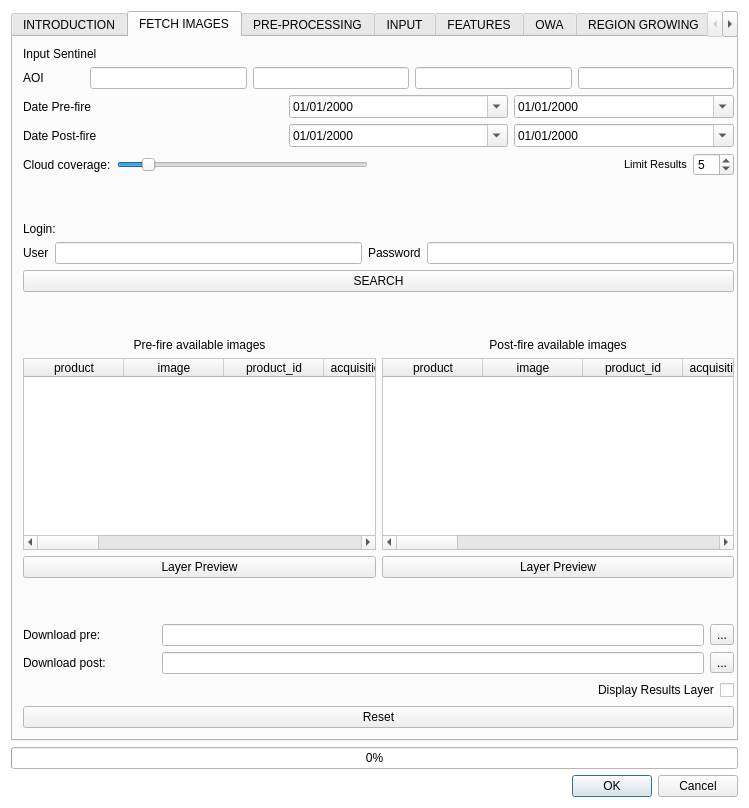
Qt form BAD_dialog_base.ui (silviamacchi/bad_COPIA) before a commit.
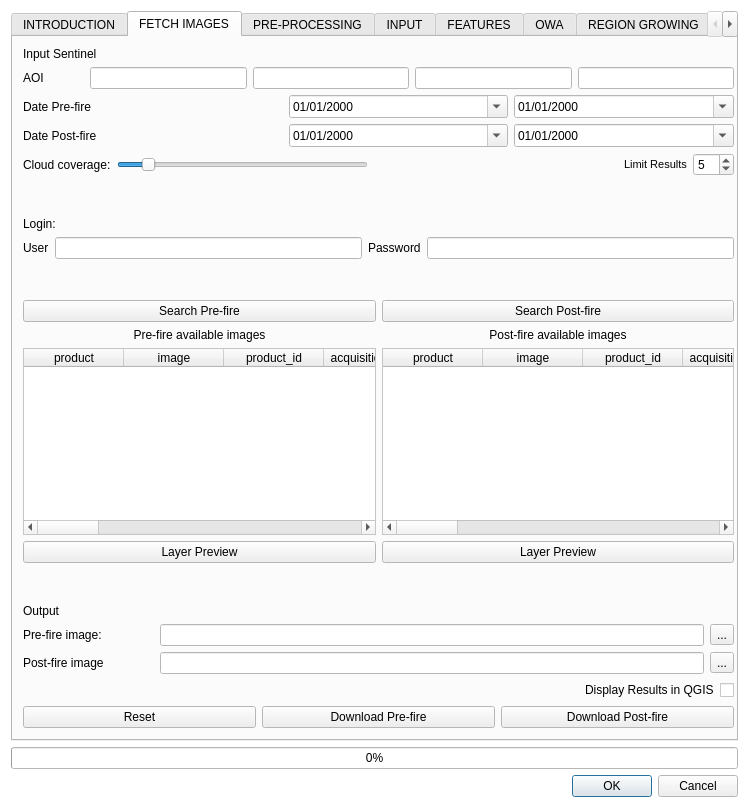
The same form after that commit. The open tabs and pages were chosen to show the change. Custom widgets are drawn as their Qt base class.

Commit message: added download buttons

```diff
--- a/BAD_dialog_base.ui
+++ b/BAD_dialog_base.ui
@@ -557,13 +557,6 @@
           </item>
          </layout>
         </item>
-        <item>
-         <widget class="QPushButton" name="pushButton">
-          <property name="text">
-           <string>SEARCH</string>
-          </property>
-         </widget>
-        </item>
         <item>
          <spacer name="verticalSpacer_5">
           <property name="orientation">
@@ -582,161 +575,7 @@
           <property name="sizeConstraint">
            <enum>QLayout::SetFixedSize</enum>
           </property>
-          <item row="0" column="0">
-           <widget class="QLabel" name="label_3032">
-            <property name="text">
-             <string>Pre-fire available images</string>
-            </property>
-            <property name="alignment">
-             <set>Qt::AlignCenter</set>
-            </property>
-           </widget>
-          </item>
-          <item row="1" column="1">
-           <widget class="QTableWidget" name="download_images_post">
-            <property name="frameShadow">
-             <enum>QFrame::Sunken</enum>
-            </property>
-            <property name="sizeAdjustPolicy">
-             <enum>QAbstractScrollArea::AdjustIgnored</enum>
-            </property>
-            <property name="autoScrollMargin">
-             <number>16</number>
-            </property>
-            <property name="editTriggers">
-             <set>QAbstractItemView::NoEditTriggers</set>
-            </property>
-            <property name="tabKeyNavigation">
-             <bool>true</bool>
-            </property>
-            <property name="alternatingRowColors">
-             <bool>true</bool>
-            </property>
-            <property name="selectionMode">
-             <enum>QAbstractItemView::SingleSelection</enum>
-            </property>
-            <property name="selectionBehavior">
-             <enum>QAbstractItemView::SelectRows</enum>
-            </property>
-            <property name="sortingEnabled">
-             <bool>true</bool>
-            </property>
-            <attribute name="horizontalHeaderStretchLastSection">
-             <bool>true</bool>
-            </attribute>
-            <attribute name="verticalHeaderMinimumSectionSize">
-             <number>11</number>
-            </attribute>
-            <attribute name="verticalHeaderDefaultSectionSize">
-             <number>21</number>
-            </attribute>
-            <column>
-             <property name="text">
-              <string>product</string>
-             </property>
-            </column>
-            <column>
-             <property name="text">
-              <string>image</string>
-             </property>
-            </column>
-            <column>
-             <property name="text">
-              <string>product_id</string>
-             </property>
-            </column>
-            <column>
-             <property name="text">
-              <string>acquisition_date</string>
-             </property>
-            </column>
-            <column>
-             <property name="text">
-              <string>cloud_cover</string>
-             </property>
-            </column>
-            <column>
-             <property name="text">
-              <string>zone_path</string>
-             </property>
-            </column>
-            <column>
-             <property name="text">
-              <string>row</string>
-             </property>
-            </column>
-            <column>
-             <property name="text">
-              <string>min_lat</string>
-             </property>
-            </column>
-            <column>
-             <property name="text">
-              <string>min_lon</string>
-             </property>
-            </column>
-            <column>
-             <property name="text">
-              <string>max_lat</string>
-             </property>
-            </column>
-            <column>
-             <property name="text">
-              <string>max_lon</string>
-             </property>
-            </column>
-            <column>
-             <property name="text">
-              <string>collection</string>
-             </property>
-            </column>
-            <column>
-             <property name="text">
-              <string>size</string>
-             </property>
-            </column>
-            <column>
-             <property name="text">
-              <string>preview</string>
-             </property>
-            </column>
-            <column>
-             <property name="text">
-              <string>uid</string>
-             </property>
-            </column>
-            <column>
-             <property name="text">
-              <string>ref_url</string>
-             </property>
-            </column>
-           </widget>
-          </item>
           <item row="2" column="0">
-           <widget class="QPushButton" name="Preview_FI_pre">
-            <property name="text">
-             <string>Layer Preview</string>
-            </property>
-           </widget>
-          </item>
-          <item row="2" column="1">
-           <widget class="QPushButton" name="Preview_FI_post">
-            <property name="text">
-             <string>Layer Preview</string>
-            </property>
-           </widget>
-          </item>
-          <item row="0" column="1">
-           <widget class="QLabel" name="label_51">
-            <property name="text">
-             <string>Post-fire available images</string>
-            </property>
-            <property name="alignment">
-             <set>Qt::AlignCenter</set>
-            </property>
-           </widget>
-          </item>
-          <item row="1" column="0">
            <widget class="QTableWidget" name="download_images_pre">
             <property name="frameShape">
              <enum>QFrame::StyledPanel</enum>
@@ -868,6 +707,174 @@
             </column>
            </widget>
           </item>
+          <item row="1" column="1">
+           <widget class="QLabel" name="label_51">
+            <property name="text">
+             <string>Post-fire available images</string>
+            </property>
+            <property name="alignment">
+             <set>Qt::AlignCenter</set>
+            </property>
+           </widget>
+          </item>
+          <item row="3" column="0">
+           <widget class="QPushButton" name="Preview_FI_pre">
+            <property name="text">
+             <string>Layer Preview</string>
+            </property>
+           </widget>
+          </item>
+          <item row="3" column="1">
+           <widget class="QPushButton" name="Preview_FI_post">
+            <property name="text">
+             <string>Layer Preview</string>
+            </property>
+           </widget>
+          </item>
+          <item row="1" column="0">
+           <widget class="QLabel" name="label_3032">
+            <property name="text">
+             <string>Pre-fire available images</string>
+            </property>
+            <property name="alignment">
+             <set>Qt::AlignCenter</set>
+            </property>
+           </widget>
+          </item>
+          <item row="2" column="1">
+           <widget class="QTableWidget" name="download_images_post">
+            <property name="frameShadow">
+             <enum>QFrame::Sunken</enum>
+            </property>
+            <property name="sizeAdjustPolicy">
+             <enum>QAbstractScrollArea::AdjustIgnored</enum>
+            </property>
+            <property name="autoScrollMargin">
+             <number>16</number>
+            </property>
+            <property name="editTriggers">
+             <set>QAbstractItemView::NoEditTriggers</set>
+            </property>
+            <property name="tabKeyNavigation">
+             <bool>true</bool>
+            </property>
+            <property name="alternatingRowColors">
+             <bool>true</bool>
+            </property>
+            <property name="selectionMode">
+             <enum>QAbstractItemView::SingleSelection</enum>
+            </property>
+            <property name="selectionBehavior">
+             <enum>QAbstractItemView::SelectRows</enum>
+            </property>
+            <property name="sortingEnabled">
+             <bool>true</bool>
+            </property>
+            <attribute name="horizontalHeaderStretchLastSection">
+             <bool>true</bool>
+            </attribute>
+            <attribute name="verticalHeaderMinimumSectionSize">
+             <number>11</number>
+            </attribute>
+            <attribute name="verticalHeaderDefaultSectionSize">
+             <number>21</number>
+            </attribute>
+            <column>
+             <property name="text">
+              <string>product</string>
+             </property>
+            </column>
+            <column>
+             <property name="text">
+              <string>image</string>
+             </property>
+            </column>
+            <column>
+             <property name="text">
+              <string>product_id</string>
+             </property>
+            </column>
+            <column>
+             <property name="text">
+              <string>acquisition_date</string>
+             </property>
+            </column>
+            <column>
+             <property name="text">
+              <string>cloud_cover</string>
+             </property>
+            </column>
+            <column>
+             <property name="text">
+              <string>zone_path</string>
+             </property>
+            </column>
+            <column>
+             <property name="text">
+              <string>row</string>
+             </property>
+            </column>
+            <column>
+             <property name="text">
+              <string>min_lat</string>
+             </property>
+            </column>
+            <column>
+             <property name="text">
+              <string>min_lon</string>
+             </property>
+            </column>
+            <column>
+             <property name="text">
+              <string>max_lat</string>
+             </property>
+            </column>
+            <column>
+             <property name="text">
+              <string>max_lon</string>
+             </property>
+            </column>
+            <column>
+             <property name="text">
+              <string>collection</string>
+             </property>
+            </column>
+            <column>
+             <property name="text">
+              <string>size</string>
+             </property>
+            </column>
+            <column>
+             <property name="text">
+              <string>preview</string>
+             </property>
+            </column>
+            <column>
+             <property name="text">
+              <string>uid</string>
+             </property>
+            </column>
+            <column>
+             <property name="text">
+              <string>ref_url</string>
+             </property>
+            </column>
+           </widget>
+          </item>
+          <item row="0" column="1">
+           <widget class="QPushButton" name="pushButton_FI_search_pre_2">
+            <property name="text">
+             <string>Search Post-fire</string>
+            </property>
+           </widget>
+          </item>
+          <item row="0" column="0">
+           <widget class="QPushButton" name="pushButton_FI_search_pre">
+            <property name="text">
+             <string>Search Pre-fire</string>
+            </property>
+           </widget>
+          </item>
          </layout>
         </item>
         <item>
@@ -883,6 +890,13 @@
           </property>
          </spacer>
         </item>
+        <item>
+         <widget class="QLabel" name="label_74">
+          <property name="text">
+           <string>Output</string>
+          </property>
+         </widget>
+        </item>
         <item>
          <layout class="QGridLayout" name="gridLayout_92">
           <item row="1" column="3">
@@ -911,7 +925,7 @@
           <item row="0" column="0">
            <widget class="QLabel" name="label_308">
             <property name="text">
-             <string>Download pre:</string>
+             <string>Pre-fire image:</string>
             </property>
            </widget>
           </item>
@@ -934,7 +948,7 @@
           <item row="1" column="0">
            <widget class="QLabel" name="label_310">
             <property name="text">
-             <string>Download post:</string>
+             <string>Post-fire image</string>
             </property>
            </widget>
           </item>
@@ -993,7 +1007,7 @@
             <item row="0" column="1">
              <widget class="QLabel" name="label_309">
               <property name="text">
-               <string>Display Results Layer</string>
+               <string>Display Results in QGIS</string>
               </property>
              </widget>
             </item>
@@ -1018,11 +1032,29 @@
          </layout>
         </item>
         <item>
-         <widget class="QPushButton" name="pushButton_FI_reset">
-          <property name="text">
-           <string>Reset</string>
-          </property>
-         </widget>
+         <layout class="QGridLayout" name="gridLayout_93">
+          <item row="0" column="1">
+           <widget class="QPushButton" name="pushButton_2">
+            <property name="text">
+             <string>Download Pre-fire</string>
+            </property>
+           </widget>
+          </item>
+          <item row="0" column="0">
+           <widget class="QPushButton" name="pushButton_FI_reset">
+            <property name="text">
+             <string>Reset</string>
+            </property>
+           </widget>
+          </item>
+          <item row="0" column="2">
+           <widget class="QPushButton" name="pushButton_3">
+            <property name="text">
+             <string>Download Post-fire</string>
+            </property>
+           </widget>
+          </item>
+         </layout>
         </item>
        </layout>
       </widget>
```
Left out of the diff: 26 changed lines with no effect on the pictures.
